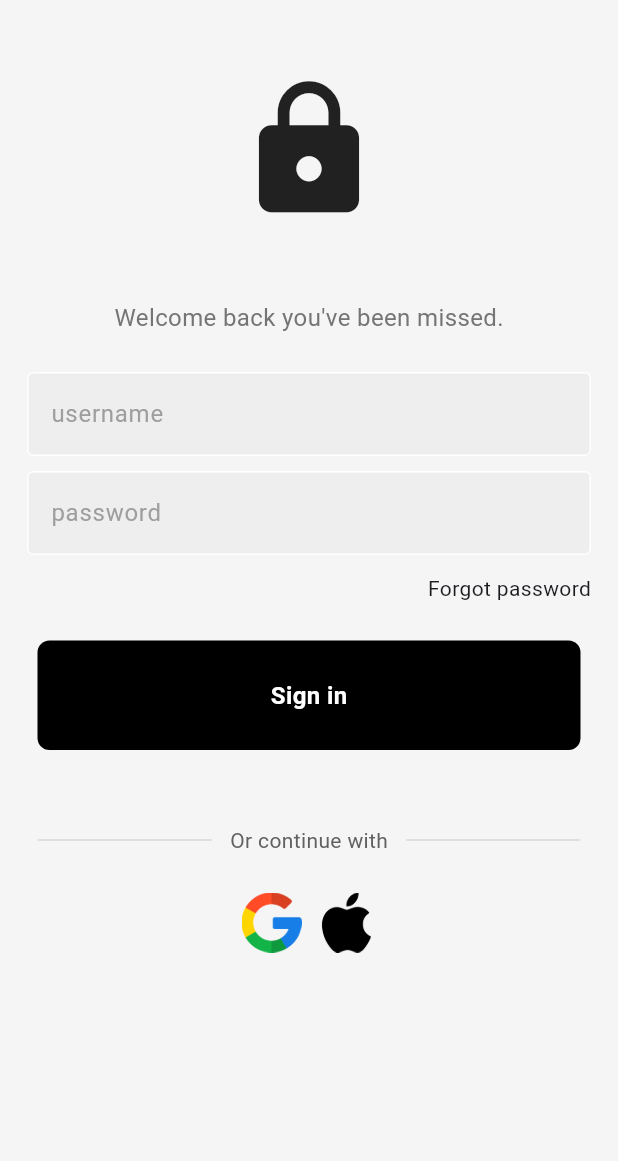
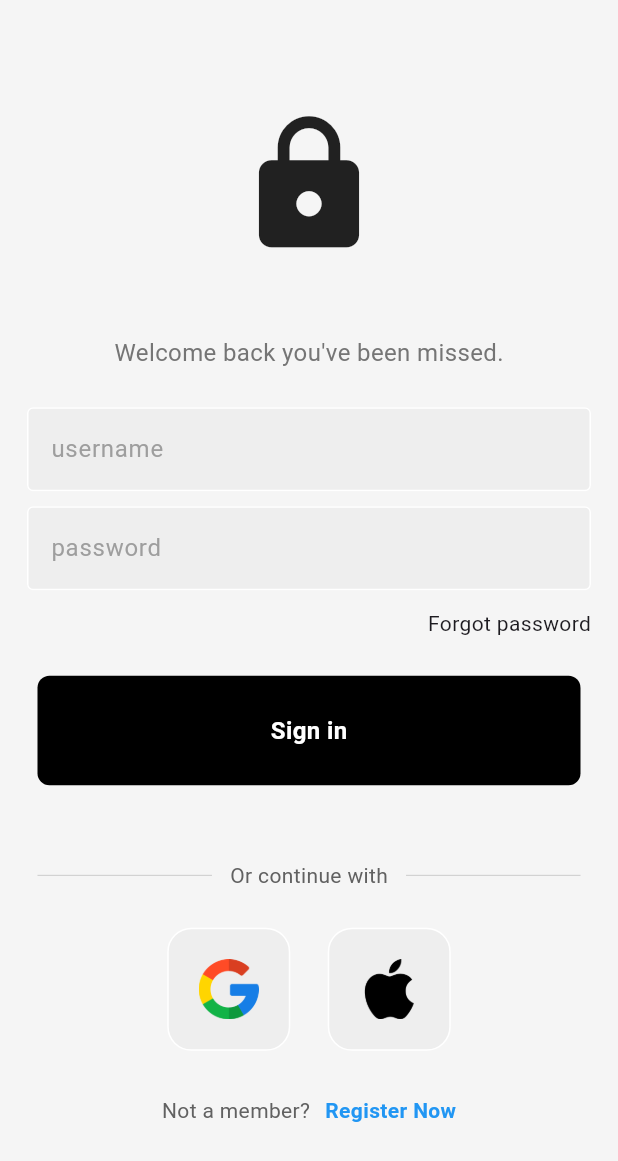
Before and after one commit to kalejaiyeoluwadara/authentication, a Flutter app: the screen it shows after launch, on a phone screen of 412 x 824 dp. Shown: the top 1161 px of the screen. Run offline on Flutter 3.47's test engine with Material 3 defaults, Android fonts, the phone set to English and light mode, and no system bars; our stand-ins replace firebase_core; accounts and stored records are empty.

Commit message:
added firebase

```diff
--- a/lib/auth_page.dart
+++ b/lib/auth_page.dart
@@ -15,9 +15,8 @@ class AuthPage extends StatelessWidget {
     return Scaffold(
       backgroundColor: Colors.grey[100],
       body: Column(
-        mainAxisAlignment: MainAxisAlignment.start,
+        mainAxisAlignment: MainAxisAlignment.center,
         children: [
-          SizedBox(height: 50),
           Center(
             child: Icon(
               Icons.lock,
@@ -92,9 +91,29 @@ class AuthPage extends StatelessWidget {
               SquareTile(
                 imagePath: 'assets/images/google.png',
               ),
-              SizedBox(width: 10),
+              SizedBox(width: 25),
               SquareTile(
                 imagePath: 'assets/images/apple.png',
+              )
+            ],
+          ),
+          const SizedBox(
+            height: 30,
+          ),
+          Row(
+            mainAxisAlignment: MainAxisAlignment.center,
+            children: [
+              Text(
+                'Not a member?',
+                style: TextStyle(color: Colors.grey[700]),
+              ),
+              SizedBox(
+                width: 10,
+              ),
+              Text(
+                'Register Now',
+                style:
+                    TextStyle(color: Colors.blue, fontWeight: FontWeight.bold),
               )
             ],
           )
--- a/lib/components/square_tile.dart
+++ b/lib/components/square_tile.dart
@@ -7,6 +7,11 @@ class SquareTile extends StatelessWidget {
   @override
   Widget build(BuildContext context) {
     return Container(
+      padding: const EdgeInsets.all(20),
+      decoration: BoxDecoration(
+          border: Border.all(color: Colors.white),
+          borderRadius: BorderRadius.circular(16),
+          color: Colors.grey[200]),
       child: Image.asset(
         imagePath,
         height: 40,
--- a/pubspec.yaml
+++ b/pubspec.yaml
@@ -9,6 +9,7 @@ environment:
 dependencies:
   flutter:
     sdk: flutter
+  firebase_core: ^3.10.0
 
 dev_dependencies:
   flutter_test:
@@ -18,4 +19,4 @@ dev_dependencies:
 flutter:
   uses-material-design: true
   assets:
-    - assets/images
+    - assets/images/
```
Also changed, not shown: firebase.json (added), lib/firebase_options.dart (added), pubspec.lock, 6 other files.
